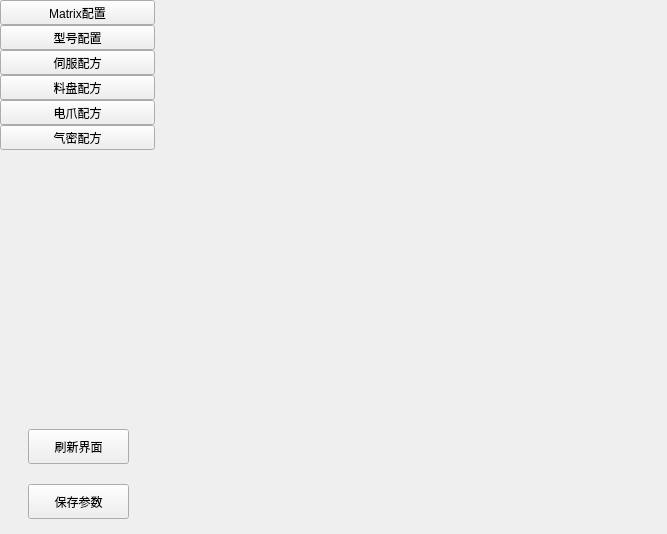
Before: the Qt Designer form VISFrameView_AirtightDevice/Plugins/PluginProductSet/WidgetProductSet.ui in IPX-192/haoen, drawn with Qt 5.
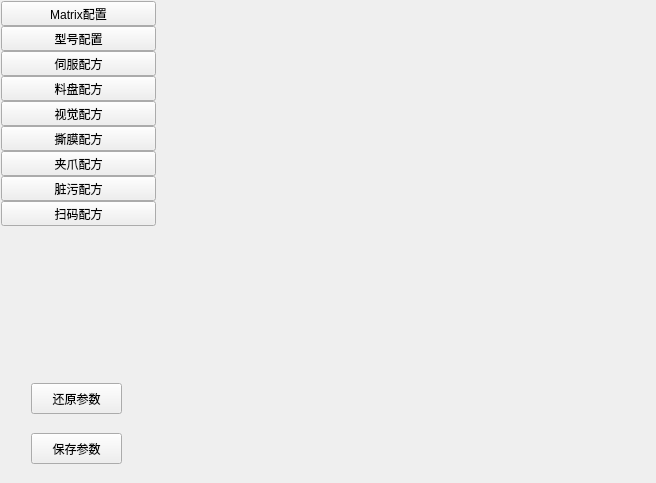
After: the same form once the commit is applied. Custom widgets are drawn as their Qt base class.

The edit to the form file:
```diff
--- a/VISFrameView_AirtightDevice/Plugins/PluginProductSet/WidgetProductSet.ui
+++ b/VISFrameView_AirtightDevice/Plugins/PluginProductSet/WidgetProductSet.ui
@@ -6,8 +6,8 @@
    <rect>
     <x>0</x>
     <y>0</y>
-    <width>667</width>
-    <height>534</height>
+    <width>656</width>
+    <height>483</height>
    </rect>
   </property>
   <property name="windowTitle">
@@ -15,13 +15,13 @@
   </property>
   <layout class="QHBoxLayout" name="horizontalLayout">
    <property name="leftMargin">
-    <number>0</number>
+    <number>1</number>
    </property>
    <property name="topMargin">
-    <number>0</number>
+    <number>1</number>
    </property>
    <property name="rightMargin">
-    <number>0</number>
+    <number>6</number>
    </property>
    <property name="bottomMargin">
     <number>0</number>
@@ -111,7 +111,7 @@
          </sizepolicy>
         </property>
         <property name="text">
-         <string>电爪配方</string>
+         <string>视觉配方</string>
         </property>
        </widget>
       </item>
@@ -124,7 +124,46 @@
          </sizepolicy>
         </property>
         <property name="text">
-         <string>气密配方</string>
+         <string>撕膜配方</string>
+        </property>
+       </widget>
+      </item>
+      <item>
+       <widget class="QToolButton" name="btnMES_7">
+        <property name="sizePolicy">
+         <sizepolicy hsizetype="Expanding" vsizetype="Fixed">
+          <horstretch>0</horstretch>
+          <verstretch>0</verstretch>
+         </sizepolicy>
+        </property>
+        <property name="text">
+         <string>夹爪配方</string>
+        </property>
+       </widget>
+      </item>
+      <item>
+       <widget class="QToolButton" name="btnDirty_8">
+        <property name="sizePolicy">
+         <sizepolicy hsizetype="Expanding" vsizetype="Fixed">
+          <horstretch>0</horstretch>
+          <verstretch>0</verstretch>
+         </sizepolicy>
+        </property>
+        <property name="text">
+         <string>脏污配方</string>
+        </property>
+       </widget>
+      </item>
+      <item>
+       <widget class="QToolButton" name="btnScan_9">
+        <property name="sizePolicy">
+         <sizepolicy hsizetype="Expanding" vsizetype="Fixed">
+          <horstretch>0</horstretch>
+          <verstretch>0</verstretch>
+         </sizepolicy>
+        </property>
+        <property name="text">
+         <string>扫码配方</string>
         </property>
        </widget>
       </item>
@@ -158,23 +197,23 @@
         <widget class="QPushButton" name="btnUpdateUI">
          <property name="geometry">
           <rect>
-           <x>28</x>
-           <y>5</y>
-           <width>101</width>
-           <height>35</height>
+           <x>30</x>
+           <y>10</y>
+           <width>91</width>
+           <height>31</height>
           </rect>
          </property>
          <property name="text">
-          <string>刷新界面</string>
+          <string>还原参数</string>
          </property>
         </widget>
         <widget class="QPushButton" name="btnSaveParam">
          <property name="geometry">
           <rect>
-           <x>28</x>
+           <x>30</x>
            <y>60</y>
-           <width>101</width>
-           <height>35</height>
+           <width>91</width>
+           <height>31</height>
           </rect>
          </property>
          <property name="text">
@@ -201,38 +240,17 @@
       <property name="bottomMargin">
        <number>0</number>
       </property>
+      <property name="verticalSpacing">
+       <number>0</number>
+      </property>
       <item row="0" column="0">
        <widget class="QStackedWidget" name="stackedWidget"/>
       </item>
-      <item row="1" column="0">
-       <widget class="WidgetLog" name="widget_Log" native="true">
-        <property name="minimumSize">
-         <size>
-          <width>0</width>
-          <height>190</height>
-         </size>
-        </property>
-        <property name="maximumSize">
-         <size>
-          <width>16777215</width>
-          <height>190</height>
-         </size>
-        </property>
-       </widget>
-      </item>
      </layout>
     </widget>
    </item>
   </layout>
  </widget>
- <customwidgets>
-  <customwidget>
-   <class>WidgetLog</class>
-   <extends>QWidget</extends>
-   <header>../Common/WidgetLog.h</header>
-   <container>1</container>
-  </customwidget>
- </customwidgets>
  <resources/>
  <connections/>
 </ui>
```
Left out of the diff: 12 changed lines with no effect on the pictures.
